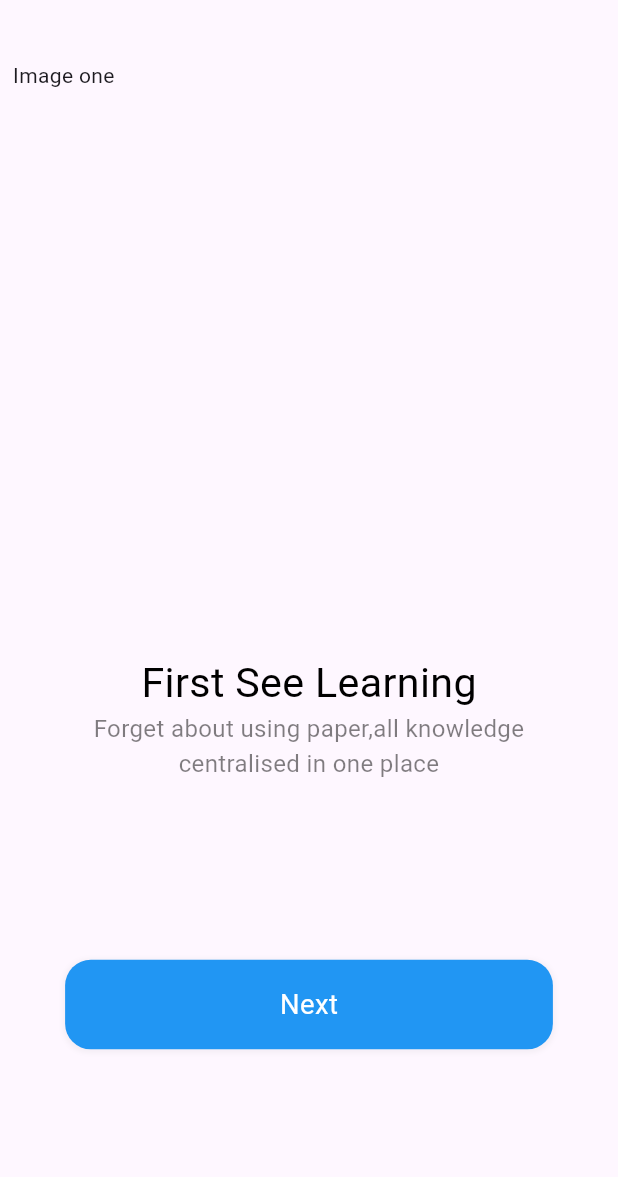
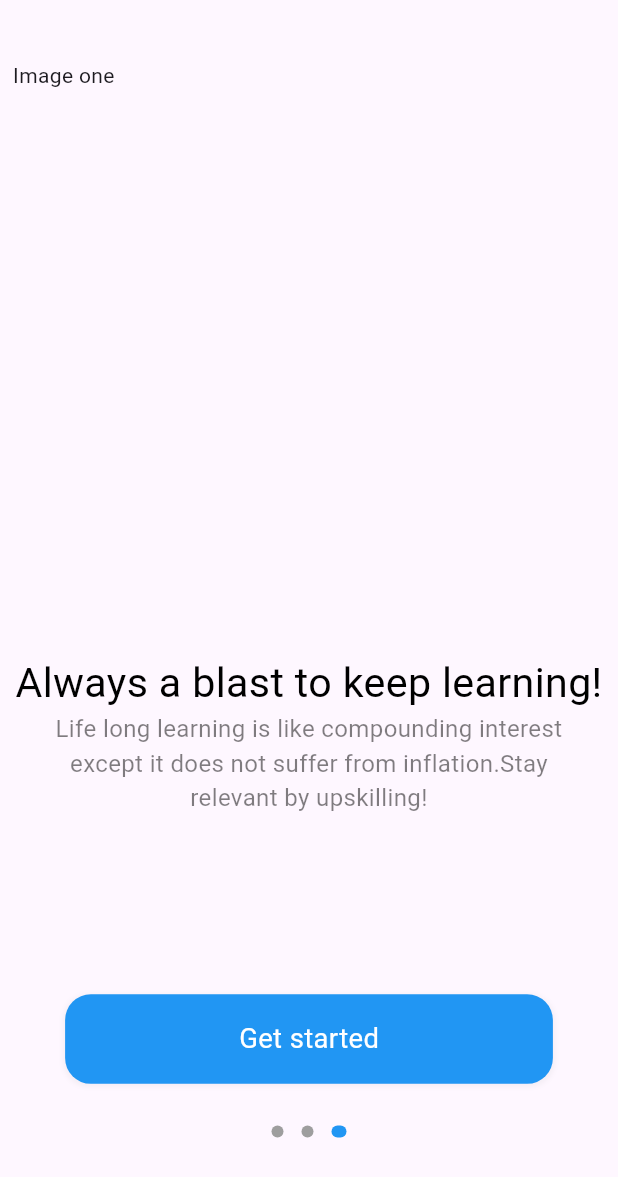
Before and after one commit to LMuchapirei/ulearning, a Flutter app: the screen it shows after launch, swiped to page 3, on a phone screen of 412 x 824 dp. Shown: the top 1177 px of the screen. Run offline on Flutter 3.47's test engine with Material 3 defaults, Android fonts, the light colour scheme and no system bars; drawn by our look-alikes of dots_indicator; our stand-ins replace flutter_bloc, flutter_screenutil.

Commit message:
First use and implementation of the bloc pattern inside the Welcome View

```diff
--- a/lib/main.dart
+++ b/lib/main.dart
@@ -4,6 +4,7 @@ import 'package:flutter_screenutil/flutter_screenutil.dart';
 import 'package:ulearning/app_blocs.dart';
 import 'package:ulearning/app_states.dart';
 import 'package:ulearning/app_events.dart';
+import 'package:ulearning/pages/welcome/bloc/welcome_blocs.dart';
 import 'package:ulearning/pages/welcome/welcome.dart';
 
 void main() {
@@ -17,7 +18,7 @@ class MyApp extends StatelessWidget {
   @override
   Widget build(BuildContext context) {
     return BlocProvider(
-        create: (context) => AppBlocs(),
+        create: (context) => WelcomeBloc(),
         child: ScreenUtilInit(
             builder: (contex, child) => MaterialApp(
                 debugShowCheckedModeBanner: false,
@@ -27,7 +28,7 @@ class MyApp extends StatelessWidget {
                       ColorScheme.fromSeed(seedColor: Colors.deepPurple),
                   useMaterial3: true,
                 ),
-                home: Welcome())));
+                home: const Welcome())));
   }
 }
 
--- a/lib/pages/welcome/bloc/welcome_blocs.dart
+++ b/lib/pages/welcome/bloc/welcome_blocs.dart
@@ -0,0 +1,11 @@
+import 'package:flutter_bloc/flutter_bloc.dart';
+import 'package:ulearning/pages/welcome/bloc/welcome_events.dart';
+import 'package:ulearning/pages/welcome/bloc/welcome_states.dart';
+
+class WelcomeBloc extends Bloc<WelcomeEvent, WelcomeState> {
+  WelcomeBloc() : super(WelcomeState(page: 0)) {
+    on<WelcomeEvent>((event, emit) {
+      emit(WelcomeState(page: state.page));
+    });
+  }
+}
--- a/lib/pages/welcome/bloc/welcome_events.dart
+++ b/lib/pages/welcome/bloc/welcome_events.dart
@@ -0,0 +1 @@
+class WelcomeEvent {}
--- a/lib/pages/welcome/bloc/welcome_states.dart
+++ b/lib/pages/welcome/bloc/welcome_states.dart
@@ -0,0 +1,5 @@
+class WelcomeState {
+  int page;
+
+  WelcomeState({this.page = 0});
+}
--- a/lib/pages/welcome/welcome.dart
+++ b/lib/pages/welcome/welcome.dart
@@ -1,5 +1,10 @@
 import 'package:flutter/material.dart';
+import 'package:flutter_bloc/flutter_bloc.dart';
 import 'package:flutter_screenutil/flutter_screenutil.dart';
+import 'package:dots_indicator/dots_indicator.dart';
+import 'package:ulearning/pages/welcome/bloc/welcome_blocs.dart';
+import 'package:ulearning/pages/welcome/bloc/welcome_events.dart';
+import 'package:ulearning/pages/welcome/bloc/welcome_states.dart';
 
 class Welcome extends StatefulWidget {
   const Welcome({Key? key}) : super(key: key);
@@ -13,20 +18,69 @@ class _WelcomeState extends State<Welcome> {
   Widget build(BuildContext context) {
     return Container(
         decoration: const BoxDecoration(color: Colors.white),
-        child: Scaffold(
-            body: Container(
-                margin: EdgeInsets.only(top: 34.h),
-                width: 375.w,
-                child: Stack(children: [
-                  PageView(children: [_page(), _page(), _page()])
-                ]))));
+        child:
+            BlocBuilder<WelcomeBloc, WelcomeState>(builder: (context, state) {
+          return Scaffold(
+              body: Container(
+                  margin: EdgeInsets.only(top: 34.h),
+                  width: 375.w,
+                  child: Stack(alignment: Alignment.center, children: [
+                    PageView(
+                        onPageChanged: (index) {
+                          /// Is this way allowed
+                          state.page = index;
+                          BlocProvider.of<WelcomeBloc>(context)
+                              .add(WelcomeEvent());
+                        },
+                        children: [
+                          _page(
+                              1,
+                              context,
+                              "Next",
+                              "First See Learning",
+                              "Forget about using paper,all knowledge centralised in one place",
+                              "image-path"),
+                          _page(
+                              2,
+                              context,
+                              "Next",
+                              "Track learning progress",
+                              "Keep in touch with your current learning progress and see where you need to put more work in!",
+                              "image-path"),
+                          _page(
+                              3,
+                              context,
+                              "Get started",
+                              "Always a blast to keep learning!",
+                              "Life long learning is like compounding interest except it does not suffer from inflation.Stay relevant by upskilling!",
+                              "image-path"),
+                        ]),
+                    Positioned(
+                        right: 0,
+                        left: 0,
+                        bottom: 50.h,
+                        child: DotsIndicator(
+                            dotsCount: 3,
+                            position: state.page,
+                            mainAxisAlignment: MainAxisAlignment.center,
+                            decorator: DotsDecorator(
+                                color: Colors.grey,
+                                activeColor: Colors.blue,
+                                size: const Size.square(8.0),
+                                activeSize: const Size(10.0, 8.0),
+                                activeShape: RoundedRectangleBorder(
+                                    borderRadius: BorderRadius.circular(5.0)))))
+                  ])));
+        }));
   }
 
-  Column _page() {
+  Column _page(int index, BuildContext context, String buttonName, String title,
+      String subTitle, String imagePath) {
     return Column(children: [
       SizedBox(width: 345.w, height: 345.w, child: const Text("Image one")),
       Container(
-          child: Text("First See Learning",
+          child: Text(title,
+              textAlign: TextAlign.center,
               style: TextStyle(
                   color: Colors.black,
                   fontWeight: FontWeight.normal,
@@ -34,8 +88,7 @@ class _WelcomeState extends State<Welcome> {
       Container(
           width: 375.w,
           padding: EdgeInsets.symmetric(horizontal: 30.w),
-          child: Text(
-              "Forget about using paper,all knowledge centralised in one place",
+          child: Text(subTitle,
               textAlign: TextAlign.center,
               style: TextStyle(
                   color: Colors.black.withOpacity(0.5),
@@ -56,7 +109,7 @@ class _WelcomeState extends State<Welcome> {
                     offset: Offset(0, 1))
               ]),
           child: Center(
-              child: Text("Next",
+              child: Text(buttonName,
                   style: TextStyle(
                       color: Colors.white,
                       fontWeight: FontWeight.normal,
--- a/pubspec.yaml
+++ b/pubspec.yaml
@@ -37,6 +37,7 @@ dependencies:
   cupertino_icons: ^1.0.6
   flutter_bloc: ^8.1.6
   flutter_screenutil:
+  dots_indicator: ^3.0.0
 
 dev_dependencies:
   flutter_test:
```
Also changed, not shown: pubspec.lock, 1 other file.
